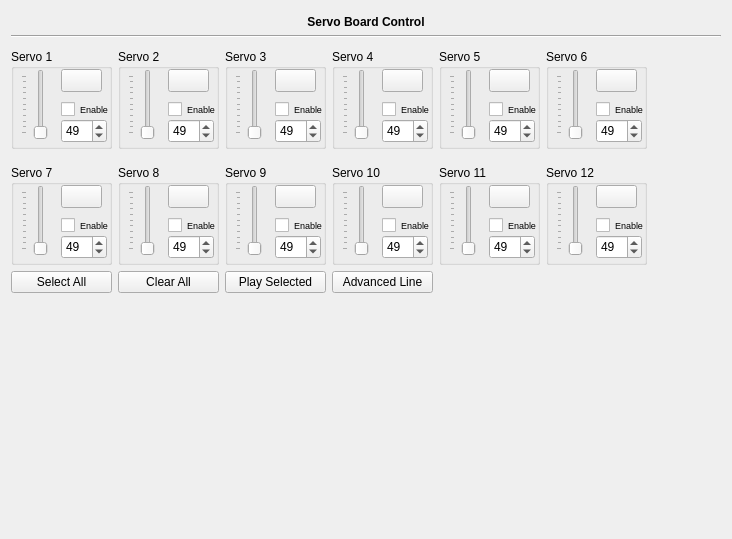
First picture: the form in src/servoboard_main.ui, repository jgen/ServoControl, before the edit.
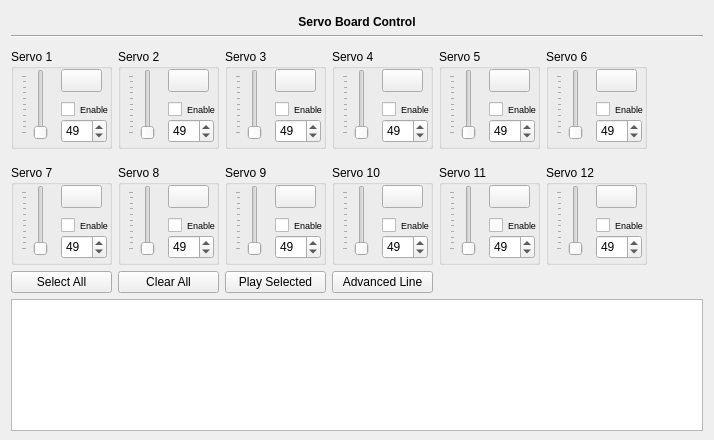
Second picture: the form after the edit. Icons and pictures are not drawn.

Commit message: Added text box to the servo_main page to display the current sequence

Patch:
```diff
--- a/src/servoboard_main.ui
+++ b/src/servoboard_main.ui
@@ -2,23 +2,27 @@
 <ui version="4.0">
  <class>servoboard_main</class>
  <widget class="QWidget" name="servoboard_main">
-  <property name="geometry">
-   <rect>
-    <x>0</x>
-    <y>0</y>
-    <width>732</width>
-    <height>539</height>
-   </rect>
+  <property name="maximumSize">
+   <size>
+    <width>16777215</width>
+    <height>440</height>
+   </size>
   </property>
   <property name="windowTitle">
    <string>Form</string>
   </property>
+  <property name="autoFillBackground">
+   <bool>true</bool>
+  </property>
   <layout class="QGridLayout" name="gridLayout_2">
+   <property name="bottomMargin">
+    <number>9</number>
+   </property>
+   <item row="1" column="0">
+    <widget class="QPlainTextEdit" name="txtSequence"/>
+   </item>
    <item row="0" column="0">
     <layout class="QGridLayout" name="gridMainLayout">
-     <property name="sizeConstraint">
-      <enum>QLayout::SetDefaultConstraint</enum>
-     </property>
      <item row="1" column="0">
       <widget class="QGroupBox" name="grpServo1">
        <property name="minimumSize">
```
Left out of the diff: 58 changed lines with no effect on the pictures. The commit also changes 1 other file.
